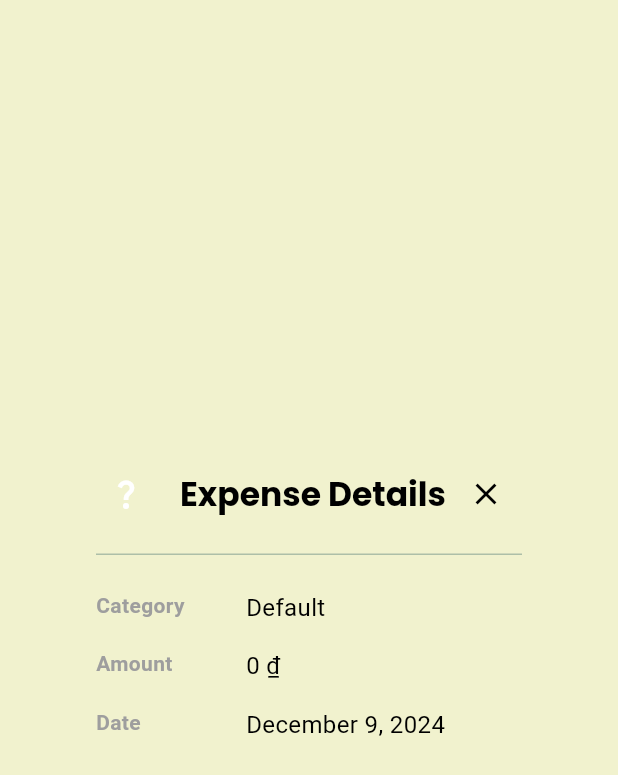
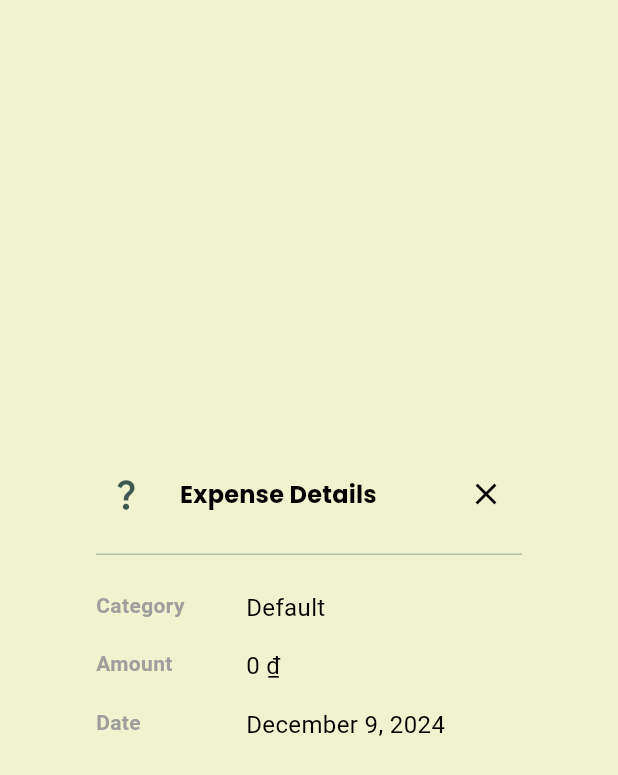
Before and after one commit to sonnguyen9800/MyFinance_Client_Mobile, a Flutter app: the ViewExpenseDialog widget shown alone on an empty page, opened directly with empty values, on a phone screen of 412 x 824 dp. Shown: the top 775 px of the screen. Run offline on Flutter 3.47's test engine with Material 3 defaults, Android fonts, the phone set to English and light mode, and no system bars; our stand-ins replace connectivity_plus, dio, fl_chart, flutter_colorpicker, flutter_secure_storage, font_awesome_flutter and 3 more; missing offline and left inert: flutter_iconpicker; accounts and stored records are empty; network calls fail.

Commit message:
update view

```diff
--- a/lib/views/expense/view_expense_dialog.dart
+++ b/lib/views/expense/view_expense_dialog.dart
@@ -1,6 +1,7 @@
 import 'package:flutter/material.dart';
 import 'package:get/get.dart';
 import 'package:intl/intl.dart';
+import 'package:myfinance_client_flutter/config/theme/app_colors.dart';
 import '../../controllers/category_controller.dart';
 import '../../models/expense/expense_model.dart';
 import '../../models/category/category_model.dart';
@@ -101,6 +102,27 @@ class ViewExpenseDialog extends StatelessWidget {
     );
   }
 
+  Widget _buildCategoryIcon(BuildContext context, Category category) {
+    final IconData? iconData = IconDataHelper.getIconData(category.iconName);
+    return Container(
+      width: double.infinity,
+      height: double.infinity,
+      constraints: BoxConstraints(
+        maxWidth: MediaQuery.of(context).size.width * 0.6,
+        maxHeight: MediaQuery.of(context).size.height * 0.6,
+      ),
+      decoration: BoxDecoration(
+        color: AppColors.accentLight,
+        shape: BoxShape.circle,
+      ),
+      child: Icon(
+        iconData ?? Icons.question_mark,
+        color: AppColors.primary,
+        size: 25,
+      ),
+    );
+  }
+
   @override
   Widget build(BuildContext context) {
     final category = _getCategory();
@@ -123,16 +145,13 @@ class ViewExpenseDialog extends StatelessWidget {
               children: [
                 CircleAvatar(
                   backgroundColor: categoryColor,
-                  child: Icon(
-                    iconData ?? Icons.question_mark,
-                    color: Colors.white,
-                  ),
+                  child: _buildCategoryIcon(context, category),
                 ),
                 const SizedBox(width: 16),
                 Expanded(
                   child: Text(
                     'Expense Details',
-                    style: Theme.of(context).textTheme.titleLarge?.copyWith(
+                    style: Theme.of(context).textTheme.titleMedium?.copyWith(
                           fontWeight: FontWeight.bold,
                         ),
                   ),
```
